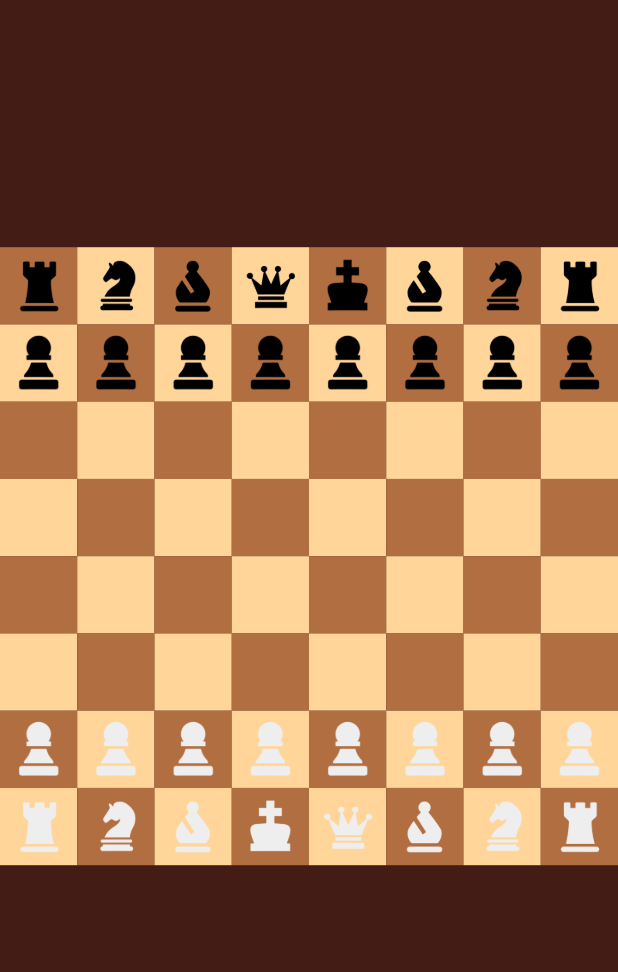
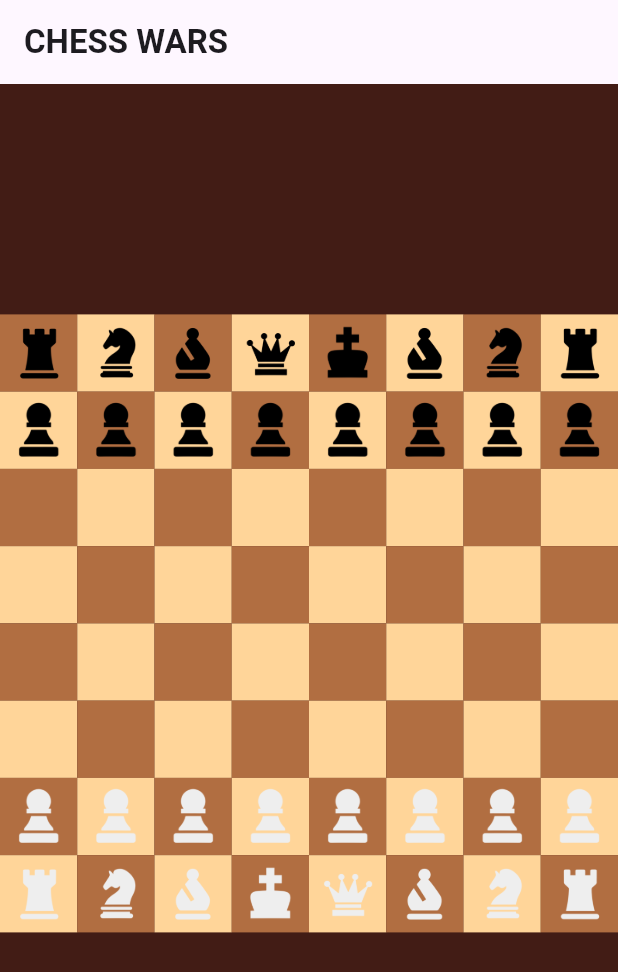
Before and after one commit to tushar-gour/Chess-Wars, a Flutter app: the screen it shows after launch, on a phone screen of 412 x 824 dp. Shown: the top 972 px of the screen. Run offline on Flutter 3.47's test engine with Material 3 defaults, Android fonts, the phone set to English and light mode, and no system bars.

Commit message:
added fonts

```diff
--- a/lib/main.dart
+++ b/lib/main.dart
@@ -1,5 +1,6 @@
 import 'package:chess/main_game.dart';
 import 'package:flutter/material.dart';
+import 'package:flutter/services.dart';
 
 void main() {
   runApp(const MyApp());
@@ -10,6 +11,8 @@ class MyApp extends StatelessWidget {
 
   @override
   Widget build(BuildContext context) {
+    SystemChrome.setEnabledSystemUIMode(SystemUiMode.manual, overlays: []);
+
     return MaterialApp(
       debugShowCheckedModeBanner: false,
       title: 'Chess Wars',
--- a/lib/main_game.dart
+++ b/lib/main_game.dart
@@ -187,6 +187,14 @@ class _GameBoardState extends State<GameBoard> {
   Widget build(BuildContext context) {
     return SafeArea(
       child: Scaffold(
+        appBar: AppBar(
+          title: Text(
+            "CHESS WARS",
+            style: TextStyle(
+              fontWeight: FontWeight.bold,
+            ),
+          ),
+        ),
         backgroundColor: backgroundColor,
         body: Column(
           mainAxisAlignment: MainAxisAlignment.center,
```
Also changed, not shown: pubspec.yaml (+8 -11 lines), assets/fonts/Changa.ttf (added), assets/fonts/Roboto.ttf (added).
